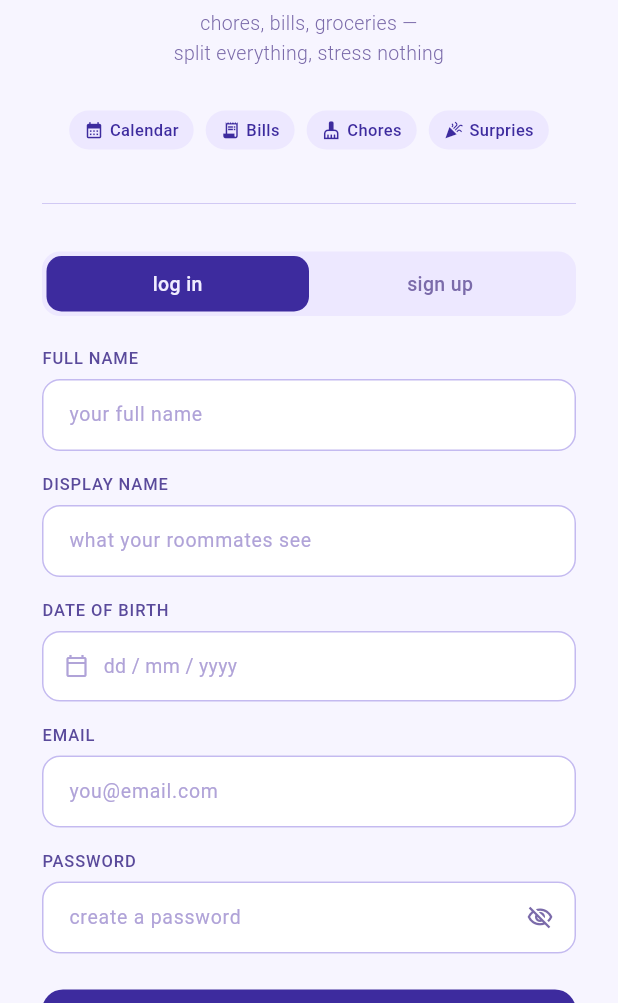
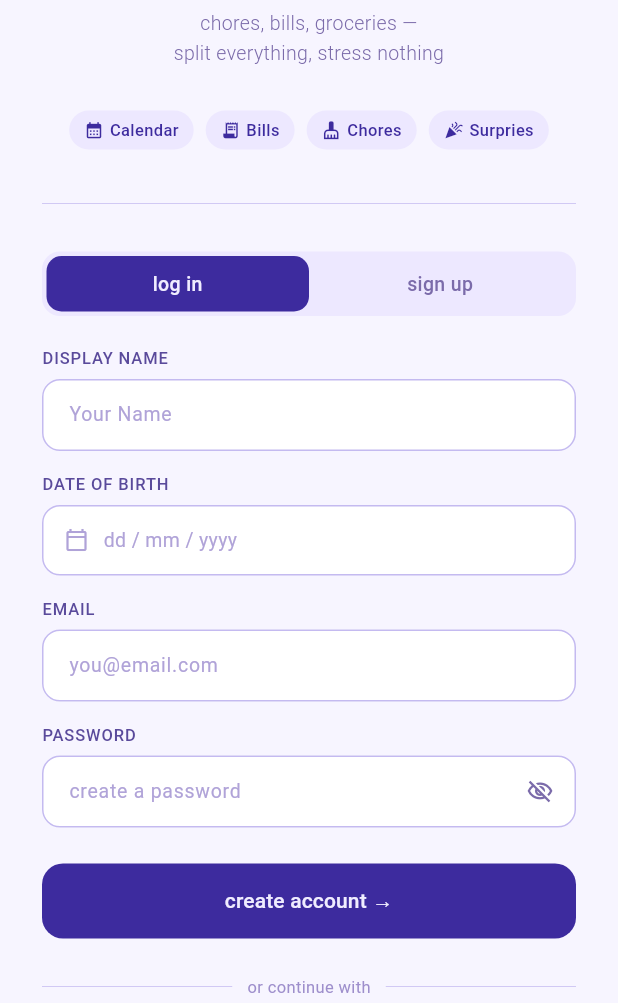
Before and after one commit to 5aurab/Roomie, a Flutter app: the screen it shows after launch, swiped to page 2, on a phone screen of 412 x 824 dp, the part 233-1236 px from its top. Run offline on Flutter 3.47's test engine with Material 3 defaults, Android fonts, the phone set to English and light mode, and no system bars; our stand-ins replace flutter_secure_storage, google_sign_in.

Commit message:
Added error widgets, fixed the access tokens

```diff
--- a/frontend/roomie/lib/screens/auth_screen.dart
+++ b/frontend/roomie/lib/screens/auth_screen.dart
@@ -11,6 +11,8 @@ import '../widgets/terms_text.dart';
 import '../services/auth_services.dart';
 import 'verification_screen.dart';
 import 'forgot_password_screen.dart';
+import '../widgets/error_banner.dart';
+import '../widgets/field_error.dart';
 
 class AuthScreen extends StatefulWidget {
   const AuthScreen({super.key});
@@ -129,10 +131,12 @@ class _AuthScreenState extends State<AuthScreen> {
             ),
             textButtonTheme: TextButtonThemeData(
               style: TextButton.styleFrom(
-                  foregroundColor: RoomieColors.primary),
+                foregroundColor: RoomieColors.primary,
+              ),
             ),
-            dialogTheme:
-                const DialogThemeData(backgroundColor: RoomieColors.bg),
+            dialogTheme: const DialogThemeData(
+              backgroundColor: RoomieColors.bg,
+            ),
           ),
           child: child!,
         );
@@ -161,7 +165,6 @@ class _AuthScreenState extends State<AuthScreen> {
     setState(() => _isSignupLoading = true);
 
     final error = await AuthService.signup(
-      fullName: _fullNameController.text.trim(),
       displayName: _displayNameController.text.trim(),
       email: _signupEmailController.text.trim(),
       password: _signupPasswordController.text,
@@ -240,9 +243,7 @@ class _AuthScreenState extends State<AuthScreen> {
                   ),
                 ),
               )
-            : RoomieSocialButtons(
-                onGoogleTap: _handleGoogleSignIn,
-              ),
+            : RoomieSocialButtons(onGoogleTap: _handleGoogleSignIn),
         const SizedBox(height: 20),
         const RoomieTermsText(),
       ],
@@ -288,7 +289,8 @@ class _AuthScreenState extends State<AuthScreen> {
                   color: RoomieColors.primaryMid,
                 ),
                 onPressed: () => setState(
-                    () => _obscureLoginPassword = !_obscureLoginPassword),
+                  () => _obscureLoginPassword = !_obscureLoginPassword,
+                ),
               ),
             ),
             validator: (v) {
@@ -301,7 +303,7 @@ class _AuthScreenState extends State<AuthScreen> {
           // ── Error banner ──
           if (_loginError != null) ...[
             const SizedBox(height: 4),
-            _ErrorBanner(message: _loginError!),
+            RoomieErrorBanner(message: _loginError!),
             const SizedBox(height: 4),
           ],
 
@@ -317,8 +319,7 @@ class _AuthScreenState extends State<AuthScreen> {
               },
               child: const Text(
                 'forgot password?',
-                style:
-                    TextStyle(fontSize: 12, color: RoomieColors.primaryMid),
+                style: TextStyle(fontSize: 12, color: RoomieColors.primaryMid),
               ),
             ),
           ),
@@ -343,26 +344,12 @@ class _AuthScreenState extends State<AuthScreen> {
       child: Column(
         crossAxisAlignment: CrossAxisAlignment.center,
         children: [
-          const RoomieFieldLabel('full name'),
-          const SizedBox(height: 6),
-          TextFormField(
-            controller: _fullNameController,
-            textCapitalization: TextCapitalization.words,
-            style: const TextStyle(fontSize: 13, color: RoomieColors.text),
-            decoration: RoomieInputDecoration.of('your full name'),
-            validator: (v) {
-              if (v == null || v.trim().isEmpty) return 'full name is required';
-              return null;
-            },
-          ),
-          const SizedBox(height: 14),
-
           const RoomieFieldLabel('display name'),
           const SizedBox(height: 6),
           TextFormField(
             controller: _displayNameController,
             style: const TextStyle(fontSize: 13, color: RoomieColors.text),
-            decoration: RoomieInputDecoration.of('what your roommates see'),
+            decoration: RoomieInputDecoration.of('Your Name'),
             validator: (v) {
               if (v == null || v.trim().isEmpty) {
                 return 'display name is required';
@@ -379,8 +366,7 @@ class _AuthScreenState extends State<AuthScreen> {
             onTap: _pickDob,
             child: Container(
               width: double.infinity,
-              padding:
-                  const EdgeInsets.symmetric(horizontal: 14, vertical: 13),
+              padding: const EdgeInsets.symmetric(horizontal: 14, vertical: 13),
               decoration: BoxDecoration(
                 color: Colors.white,
                 border: Border.all(
@@ -417,15 +403,8 @@ class _AuthScreenState extends State<AuthScreen> {
             ),
           ),
           if (_dobError != null) ...[
-            const SizedBox(height: 5),
-            Align(
-              alignment: Alignment.centerLeft,
-              child: Text(
-                _dobError!,
-                style: const TextStyle(
-                    fontSize: 11, color: RoomieColors.errorText),
-              ),
-            ),
+              const SizedBox(height: 5),
+              RoomieFieldError(message: _dobError!),
           ],
           const SizedBox(height: 14),
 
@@ -450,8 +429,7 @@ class _AuthScreenState extends State<AuthScreen> {
             controller: _signupPasswordController,
             obscureText: _obscureSignupPassword,
             style: const TextStyle(fontSize: 13, color: RoomieColors.text),
-            decoration:
-                RoomieInputDecoration.of('create a password').copyWith(
+            decoration: RoomieInputDecoration.of('create a password').copyWith(
               suffixIcon: IconButton(
                 icon: Icon(
                   _obscureSignupPassword
@@ -461,7 +439,8 @@ class _AuthScreenState extends State<AuthScreen> {
                   color: RoomieColors.primaryMid,
                 ),
                 onPressed: () => setState(
-                    () => _obscureSignupPassword = !_obscureSignupPassword),
+                  () => _obscureSignupPassword = !_obscureSignupPassword,
+                ),
               ),
             ),
             validator: (v) {
@@ -473,11 +452,10 @@ class _AuthScreenState extends State<AuthScreen> {
           const SizedBox(height: 12),
 
           // ── Error banner ──
-          if (_signupError != null) ...[
-            _ErrorBanner(message: _signupError!),
-            const SizedBox(height: 12),
-          ],
-
+            if (_signupError != null) ...[
+              RoomieErrorBanner(message: _loginError!),
+              const SizedBox(height: 12),
+            ],
           const SizedBox(height: 12),
           RoomiePrimaryButton(
             label: 'create account →',
@@ -526,10 +504,7 @@ class _AuthScreenState extends State<AuthScreen> {
                     padding: const EdgeInsets.symmetric(horizontal: 28),
                     child: Column(
                       crossAxisAlignment: CrossAxisAlignment.center,
-                      children: [
-                        _buildLoginForm(),
-                        const SizedBox(height: 32),
-                      ],
+                      children: [_buildLoginForm(), const SizedBox(height: 32)],
                     ),
                   ),
                   SingleChildScrollView(
@@ -551,37 +526,3 @@ class _AuthScreenState extends State<AuthScreen> {
     );
   }
 }
-
-// ─── Shared error banner widget ──────────────────────────────────────────────
-
-class _ErrorBanner extends StatelessWidget {
-  final String message;
-  const _ErrorBanner({required this.message});
-
-  @override
-  Widget build(BuildContext context) {
-    return Container(
-      width: double.infinity,
-      padding: const EdgeInsets.symmetric(horizontal: 12, vertical: 10),
-      decoration: BoxDecoration(
-        color: RoomieColors.error.withValues(alpha: 0.08),
-        border: Border.all(color: RoomieColors.error.withValues(alpha: 0.3)),
-        borderRadius: BorderRadius.circular(10),
-      ),
-      child: Row(
-        children: [
-          const Icon(Icons.error_outline_rounded,
-              size: 14, color: RoomieColors.errorText),
-          const SizedBox(width: 8),
-          Expanded(
-            child: Text(
-              message,
-              style: const TextStyle(
-                  fontSize: 12, color: RoomieColors.errorText),
-            ),
-          ),
-        ],
-      ),
-    );
-  }
-}
```
Also changed, not shown: frontend/roomie/lib/services/auth_services.dart (+139 -24 lines), frontend/roomie/lib/widgets/error_banner.dart (added, +32 -0 lines), frontend/roomie/lib/widgets/field_error.dart (added, +18 -0 lines), frontend/roomie/pubspec.lock.
